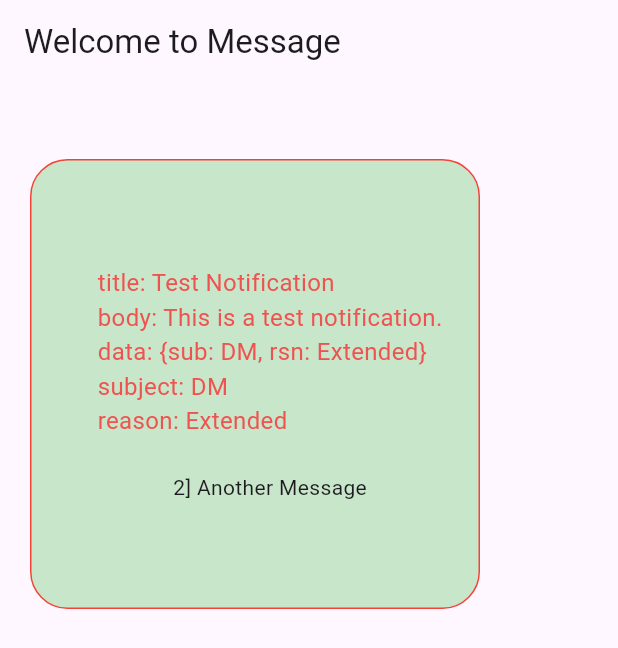
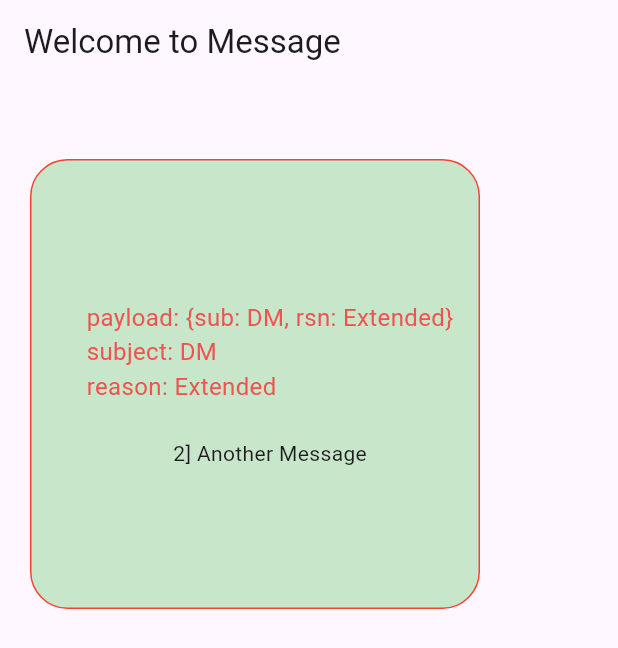
Before and after one commit to SurajPrajapati8424/elearn, a Flutter app: the screen it shows after launch, after a tap on "Message Screen without FCM", on a phone screen of 412 x 824 dp. Shown: the top 648 px of the screen. Run offline on Flutter 3.47's test engine with Material 3 defaults, Android fonts, the phone set to English and light mode, and no system bars; our stand-ins replace firebase_analytics, firebase_core, firebase_crashlytics, firebase_messaging, flutter_local_notifications; missing offline and left inert: firebase_performance; accounts and stored records are empty.

```diff
--- a/lib/message_screen.dart
+++ b/lib/message_screen.dart
@@ -1,5 +1,8 @@
+import 'dart:convert';
+
 import 'package:firebase_messaging/firebase_messaging.dart';
 import 'package:flutter/material.dart';
+import 'package:flutter_local_notifications/flutter_local_notifications.dart';
 
 class MessageScreen extends StatefulWidget {
   const MessageScreen({super.key});
@@ -11,8 +14,14 @@ class MessageScreen extends StatefulWidget {
 class _MessageScreenState extends State<MessageScreen> {
   @override
   Widget build(BuildContext context) {
-    final recievedData =
-        ModalRoute.of(context)!.settings.arguments as RemoteMessage;
+    Map payload = {};
+    final recievedData = ModalRoute.of(context)!.settings.arguments;
+    if (recievedData is RemoteMessage) {
+      payload = recievedData.data;
+    }
+    if (recievedData is NotificationResponse) {
+      payload = jsonDecode(recievedData.payload!);
+    }
     return MaterialApp(
       home: Scaffold(
         appBar: AppBar(
@@ -34,14 +43,20 @@ class _MessageScreenState extends State<MessageScreen> {
             mainAxisAlignment: MainAxisAlignment.center,
             children: <Widget>[
               Text(
-                'title: ${recievedData.notification!.title ?? 'No Title'}\n'
-                'body: ${recievedData.notification!.body ?? 'No body'}\n'
-                'data: ${recievedData.data.toString()}\n'
-                'subject: ${recievedData.data['sub'] ?? 'No sub'}\n'
-                'reason: ${recievedData.data['rsn'] ?? 'No rsn'}\n',
+                'payload: ${payload.toString()}\n'
+                'subject: ${payload['sub']}\n'
+                'reason: ${payload['rsn']}\n',
                 style: TextStyle(fontSize: 16, color: Colors.red[400]),
               ),
               const Text('2] Another Message'),
+              // Text(
+              //   'title: ${recievedData.notification.title ?? 'No Title'}\n'
+              //   'body: ${recievedData.notification!.body ?? 'No body'}\n'
+              //   'data: ${recievedData.data.toString()}\n'
+              //   'subject: ${recievedData.data['sub'] ?? 'No sub'}\n'
+              //   'reason: ${recievedData.data['rsn'] ?? 'No rsn'}\n',
+              //   style: TextStyle(fontSize: 16, color: Colors.red[400]),
+              // ),
             ],
           ),
         ),
--- a/lib/push_cloud_message.dart
+++ b/lib/push_cloud_message.dart
@@ -1,11 +1,15 @@
+import 'package:elearn/main.dart';
 import 'package:firebase_messaging/firebase_messaging.dart';
+import 'package:flutter_local_notifications/flutter_local_notifications.dart';
 
 class PushCloudMessageService {
   static final FirebaseMessaging _firebaseMessagingInstance =
       FirebaseMessaging.instance;
+  static final FlutterLocalNotificationsPlugin
+      _flutterLocalNotificationsPlugin = FlutterLocalNotificationsPlugin();
 
   // Initialize FCM and handle notifications
-  Future<void> initFCM() async {
+  static Future<void> initFCM() async {
     // Request permission for notifications (iOS only, optional)
     NotificationSettings setting =
         await _firebaseMessagingInstance.requestPermission(
@@ -30,4 +34,49 @@ class PushCloudMessageService {
       print('User declined or has not accepted permission');
     }
   }
+
+  // initalize local notifications
+  static Future localNotiInit() async {
+    // initialise the plugin. app_icon needs to be a added as a drawable resource to the Android head project
+    const AndroidInitializationSettings initializationSettingsAndroid =
+        AndroidInitializationSettings('@mipmap/ic_launcher');
+    final DarwinInitializationSettings initializationSettingsDarwin =
+        DarwinInitializationSettings(
+      onDidReceiveLocalNotification: (id, title, body, payload) => null,
+    );
+    final LinuxInitializationSettings initializationSettingsLinux =
+        LinuxInitializationSettings(defaultActionName: 'Open notification');
+    final InitializationSettings initializationSettings =
+        InitializationSettings(
+            android: initializationSettingsAndroid,
+            iOS: initializationSettingsDarwin,
+            linux: initializationSettingsLinux);
+    _flutterLocalNotificationsPlugin.initialize(initializationSettings,
+        onDidReceiveNotificationResponse: onNotificationTap,
+        onDidReceiveBackgroundNotificationResponse: onNotificationTap);
+  }
+
+  // on tap local notification in foreground
+  static void onNotificationTap(NotificationResponse notificationResponse) {
+    globalNavigatorKey.currentState!
+        .pushNamed("/screenFCM", arguments: notificationResponse);
+  }
+
+  // show a simple notification
+  static Future showSimpleNotification({
+    required String title,
+    required String body,
+    required String payload,
+  }) async {
+    const AndroidNotificationDetails androidNotificationDetails =
+        AndroidNotificationDetails('your channel id', 'your channel name',
+            channelDescription: 'your channel description',
+            importance: Importance.max,
+            priority: Priority.high,
+            ticker: 'ticker');
+    const NotificationDetails notificationDetails =
+        NotificationDetails(android: androidNotificationDetails);
+    await _flutterLocalNotificationsPlugin
+        .show(0, title, body, notificationDetails, payload: payload);
+  }
 }
```
Also changed, not shown: lib/main.dart (+16 -2 lines), pubspec.yaml (+1 -6 lines), pubspec.lock.
